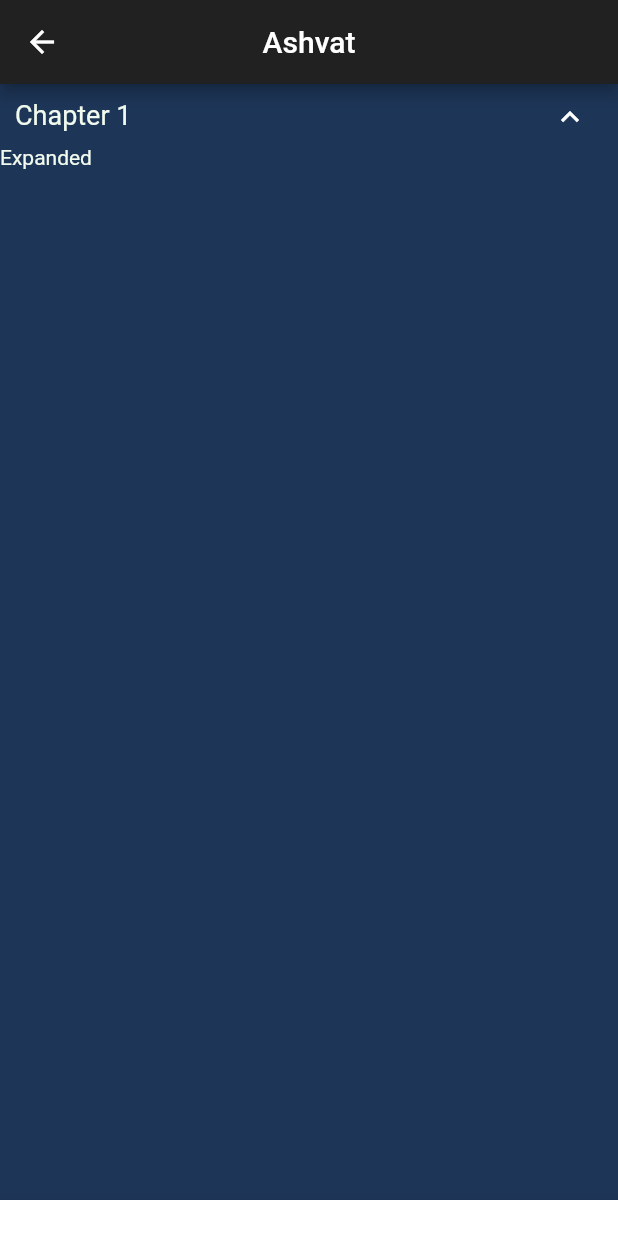
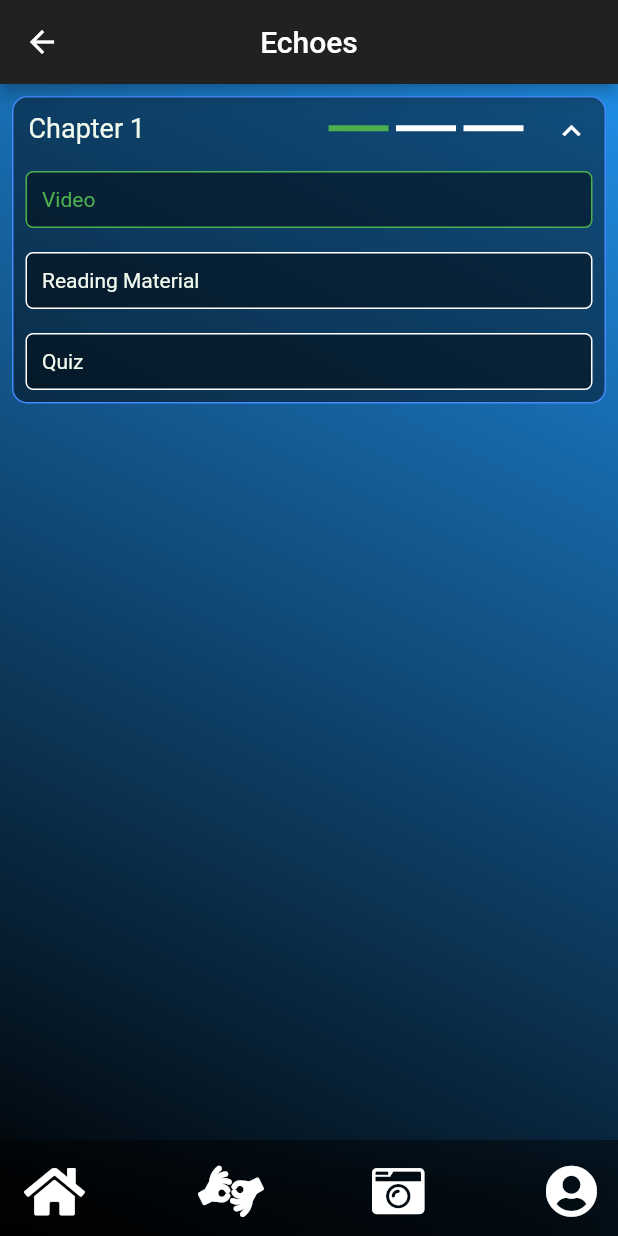
Before and after one commit to Harshpatel249/Echos, a Flutter app: the ChapterList screen opened by its route, after a tap on "Chapter 1", on a phone screen of 412 x 824 dp. Run offline on Flutter 3.47's test engine with Material 2 defaults, Android fonts, the phone set to English and light mode, and no system bars; drawn by our look-alikes of expandable; our stand-ins replace font_awesome_flutter, like_button.

Commit message:
chapterlist+gradient update

```diff
--- a/lib/main.dart
+++ b/lib/main.dart
@@ -19,14 +19,14 @@ class MyApp extends StatelessWidget {
     return MaterialApp(
       title: 'Flutter Demo',
       theme: ThemeData.dark().copyWith(
-        scaffoldBackgroundColor: Color(0xFF1D3557),
+        scaffoldBackgroundColor: Colors.transparent,
         textTheme: TextTheme(
           bodyText2: TextStyle(
             color: Color(0xFFF1FAEE),
           ),
         ),
       ),
-      initialRoute: SignupPage.id,
+      initialRoute: ChapterList.id,
       routes: {
         TestScreen.id: (context) => TestScreen(),
         CommunityPage.id: (context) => CommunityPage(),
--- /dev/null
+++ b/lib/rewidgets/chapterContainer.dart
@@ -0,0 +1,136 @@
+import 'package:flutter/material.dart';
+import 'package:expandable/expandable.dart';
+
+class ChapterContainer extends StatelessWidget {
+  @override
+  Widget build(BuildContext context) {
+    return Container(
+      decoration: BoxDecoration(
+        borderRadius: BorderRadius.circular(10),
+        color: Colors.black45,
+        border: Border.all(color: Colors.blueAccent),
+      ),
+      child: ExpandableTheme(
+        data: ExpandableThemeData(
+          iconColor: Colors.white,
+          iconPadding: EdgeInsets.only(top: 10, right: 10, left: 10),
+        ),
+        child: ExpandablePanel(
+          header: Padding(
+            padding: const EdgeInsets.all(10.0),
+            child: Row(
+              children: [
+                Text(
+                  'Chapter 1',
+                  style: TextStyle(fontSize: 18),
+                ),
+                Spacer(flex: 1),
+                SizedBox(
+                  height: 4,
+                  width: 40,
+                  child: const DecoratedBox(
+                    decoration: const BoxDecoration(
+                      color: Colors.green,
+                    ),
+                  ),
+                ),
+                SizedBox(
+                  width: 5,
+                ),
+                SizedBox(
+                  height: 4,
+                  width: 40,
+                  child: const DecoratedBox(
+                    decoration: const BoxDecoration(
+                      color: Colors.white,
+                    ),
+                  ),
+                ),
+                SizedBox(
+                  width: 5,
+                ),
+                SizedBox(
+                  height: 4,
+                  width: 40,
+                  child: const DecoratedBox(
+                    decoration: const BoxDecoration(
+                      color: Colors.white,
+                    ),
+                  ),
+                ),
+              ],
+            ),
+          ),
+          collapsed: null,
+          expanded: Column(
+            crossAxisAlignment: CrossAxisAlignment.stretch,
+            children: [
+              Padding(
+                padding: const EdgeInsets.all(8.0),
+                child: GestureDetector(
+                  onTap: () {
+                    print('Clicked on video');
+                  },
+                  child: Container(
+                    decoration: BoxDecoration(
+                      borderRadius: BorderRadius.circular(5),
+                      color: Colors.black45,
+                      border: Border.all(color: Colors.green),
+                    ),
+                    child: Padding(
+                      padding: const EdgeInsets.all(10),
+                      child: Text(
+                        'Video',
+                        style: TextStyle(
+                          color: Colors.green,
+                        ),
+                      ),
+                    ),
+                  ),
+                ),
+              ),
+              Padding(
+                padding: const EdgeInsets.all(8.0),
+                child: GestureDetector(
+                  onTap: () {
+                    print('Clicked on Reading');
+                  },
+                  child: Container(
+                    decoration: BoxDecoration(
+                      borderRadius: BorderRadius.circular(5),
+                      color: Colors.black45,
+                      border: Border.all(color: Colors.white),
+                    ),
+                    child: Padding(
+                      padding: const EdgeInsets.all(10),
+                      child: Text('Reading Material'),
+                    ),
+                  ),
+                ),
+              ),
+              Padding(
+                padding: const EdgeInsets.all(8.0),
+                child: GestureDetector(
+                  onTap: () {
+                    print('Clicked on Quiz');
+                  },
+                  child: Container(
+                    decoration: BoxDecoration(
+                      borderRadius: BorderRadius.circular(5),
+                      color: Colors.black45,
+                      border: Border.all(color: Colors.white),
+                    ),
+                    child: Padding(
+                      padding: const EdgeInsets.all(10),
+                      child: Text('Quiz'),
+                    ),
+                  ),
+                ),
+              ),
+            ],
+          ),
+        ),
+      ),
+    );
+  }
+}
--- a/lib/rewidgets/navBar.dart
+++ b/lib/rewidgets/navBar.dart
@@ -8,6 +8,7 @@ class NavBar extends StatelessWidget {
   @override
   Widget build(BuildContext context) {
     return BottomAppBar(
+      color: Colors.black45,
       child: Row(
         mainAxisAlignment: MainAxisAlignment.spaceBetween,
         children: [
@@ -18,8 +19,7 @@ class NavBar extends StatelessWidget {
                   FontAwesomeIcons.home,
                   size: 36,
                 ),
-                onPressed: () {}
-            ),
+                onPressed: () {}),
           ),
           Padding(
             padding: const EdgeInsets.all(8.0),
@@ -28,8 +28,7 @@ class NavBar extends StatelessWidget {
                   FontAwesomeIcons.americanSignLanguageInterpreting,
                   size: 35,
                 ),
-                onPressed: () {}
-            ),
+                onPressed: () {}),
           ),
           Padding(
             padding: const EdgeInsets.all(8.0),
@@ -38,8 +37,7 @@ class NavBar extends StatelessWidget {
                   FontAwesomeIcons.cameraRetro,
                   size: 35,
                 ),
-                onPressed: () {}
-            ),
+                onPressed: () {}),
           ),
           Padding(
             padding: const EdgeInsets.all(8.0),
@@ -49,13 +47,11 @@ class NavBar extends StatelessWidget {
                   size: 35,
                 ),
                 onPressed: () {
-                Navigator.push(context, MaterialPageRoute(
-                    builder: (BuildContext context) {
+                  Navigator.push(context,
+                      MaterialPageRoute(builder: (BuildContext context) {
                     return UserProfile();
-                    }
-                ));
-              }
-            ),
+                  }));
+                }),
           ),
         ],
       ),
--- a/lib/screens/chapterList.dart
+++ b/lib/screens/chapterList.dart
@@ -1,6 +1,7 @@
 import 'package:flutter/cupertino.dart';
 import 'package:flutter/material.dart';
-import 'package:expandable/expandable.dart';
+import '../rewidgets/chapterContainer.dart';
+import '../rewidgets/navBar.dart';
 
 class ChapterList extends StatelessWidget {
   static String id = 'chapter_list';
@@ -8,39 +9,27 @@ class ChapterList extends StatelessWidget {
   @override
   Widget build(BuildContext context) {
     return SafeArea(
-      child: Scaffold(
-        appBar: AppBar(
-          title: Text('Ashvat'),
-          centerTitle: true,
+      child: Container(
+        decoration: BoxDecoration(
+          gradient: LinearGradient(
+              begin: Alignment.bottomLeft,
+              end: Alignment.topRight,
+              colors: [Colors.black, Colors.blue]),
         ),
-        bottomNavigationBar: BottomAppBar(
-          color: Colors.white,
-          child: Row(
+        child: Scaffold(
+          appBar: AppBar(
+            title: Text('Echoes'),
+            centerTitle: true,
+          ),
+          bottomNavigationBar: NavBar(),
+          body: ListView(
             children: [
-              Icon(Icons.menu),
+              Padding(
+                padding: const EdgeInsets.all(8.0),
+                child: ChapterContainer(),
+              ),
             ],
           ),
-        ),
-        body: ListView(
-          children: [
-            ExpandableTheme(
-              data: ExpandableThemeData(
-                iconColor: Colors.white,
-                iconPadding: EdgeInsets.only(top: 10, right: 20),
-              ),
-              child: ExpandablePanel(
-                header: Padding(
-                  padding: const EdgeInsets.all(10.0),
-                  child: Text(
-                    'Chapter 1',
-                    style: TextStyle(fontSize: 18),
-                  ),
-                ),
-                collapsed: null,
-                expanded: Text('Expanded'),
-              ),
-            ),
-          ],
         ),
       ),
     );
--- a/lib/screens/viewPost.dart
+++ b/lib/screens/viewPost.dart
@@ -23,9 +23,8 @@ class ViewPost extends StatelessWidget {
   Widget build(BuildContext context) {
     return SafeArea(
       child: Scaffold(
-
         appBar: AppBar(
-          title: Text('Ashvat'),
+          title: Text('Echoes'),
           centerTitle: true,
         ),
         bottomNavigationBar: NavBar(),
```
Also changed, not shown: lib/screens/accountSettings.dart (+26 -19 lines), lib/screens/editProfile.dart (+21 -6 lines), lib/screens/userProfile.dart (+29 -21 lines), lib/screens/userStatistics.dart (+41 -11 lines). Lines whose indentation alone changed are shown as unchanged.
